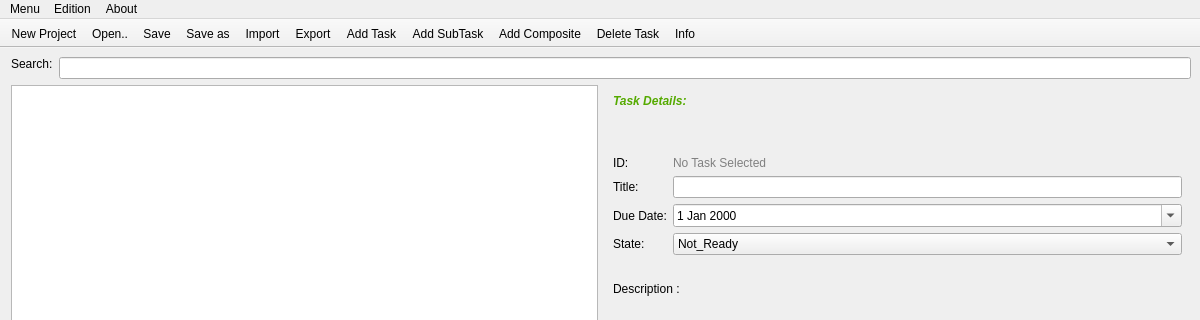
First picture: the form in View/mainwindow.ui, repository mohameddabbebi/Project_QT_CPP-, before the edit; both pictures show x 0 to 1200 and y 0 to 320 of the 1200 by 700 pixel window.
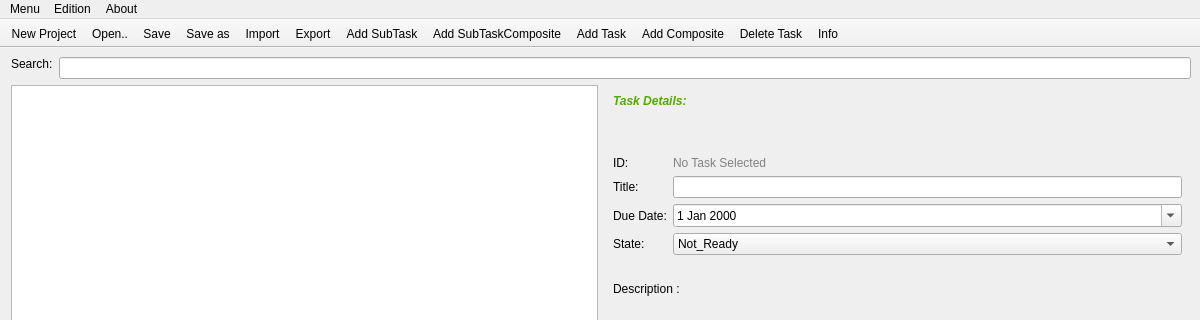
Second picture: the form after the edit.

Patch:
```diff
--- a/View/mainwindow.ui
+++ b/View/mainwindow.ui
@@ -316,8 +316,9 @@
    <addaction name="actionSaveAs"/>
    <addaction name="actionImporter"/>
    <addaction name="actionExporter"/>
-   <addaction name="actionAddTask"/>
    <addaction name="actionAddChild"/>
+   <addaction name="actionAdd_SubTaskComposite"/>
+   <addaction name="actionAddTask"/>
    <addaction name="actionAddComposite"/>
    <addaction name="actionDelete"/>
    <addaction name="actionAbout"/>
@@ -401,6 +402,11 @@
     <string>Add Composite</string>
    </property>
   </action>
+  <action name="actionAdd_SubTaskComposite">
+   <property name="text">
+    <string>Add SubTaskComposite</string>
+   </property>
+  </action>
  </widget>
  <resources/>
  <connections/>
```
Left out of the diff: 1 changed line with no effect on the pictures.
